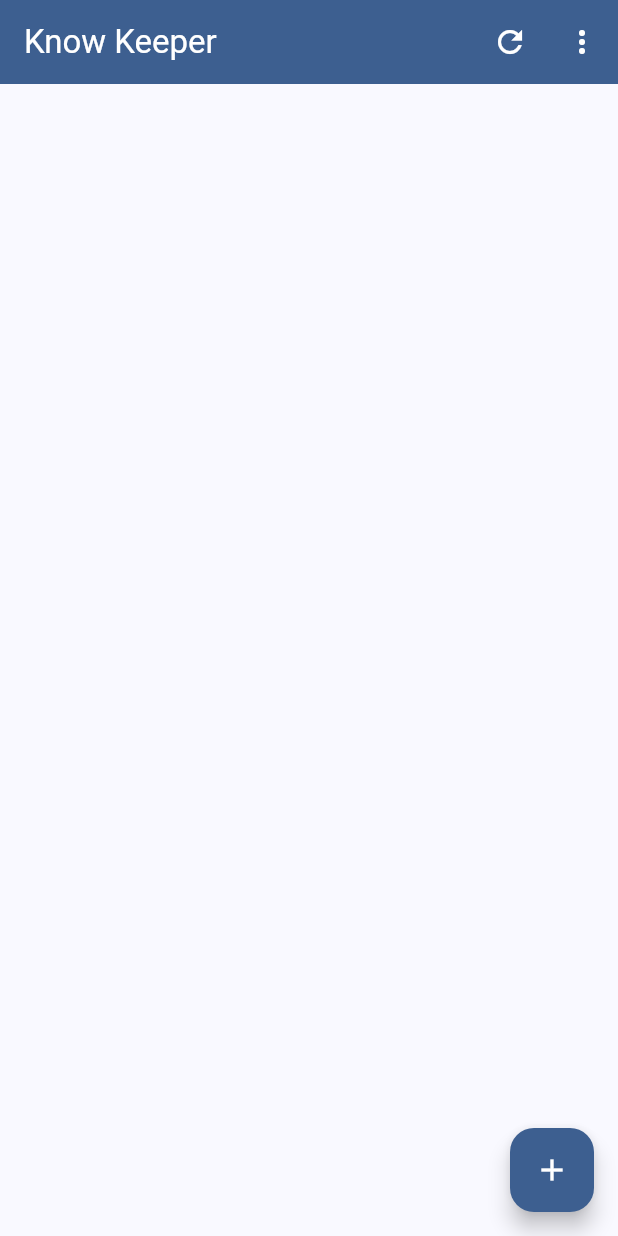
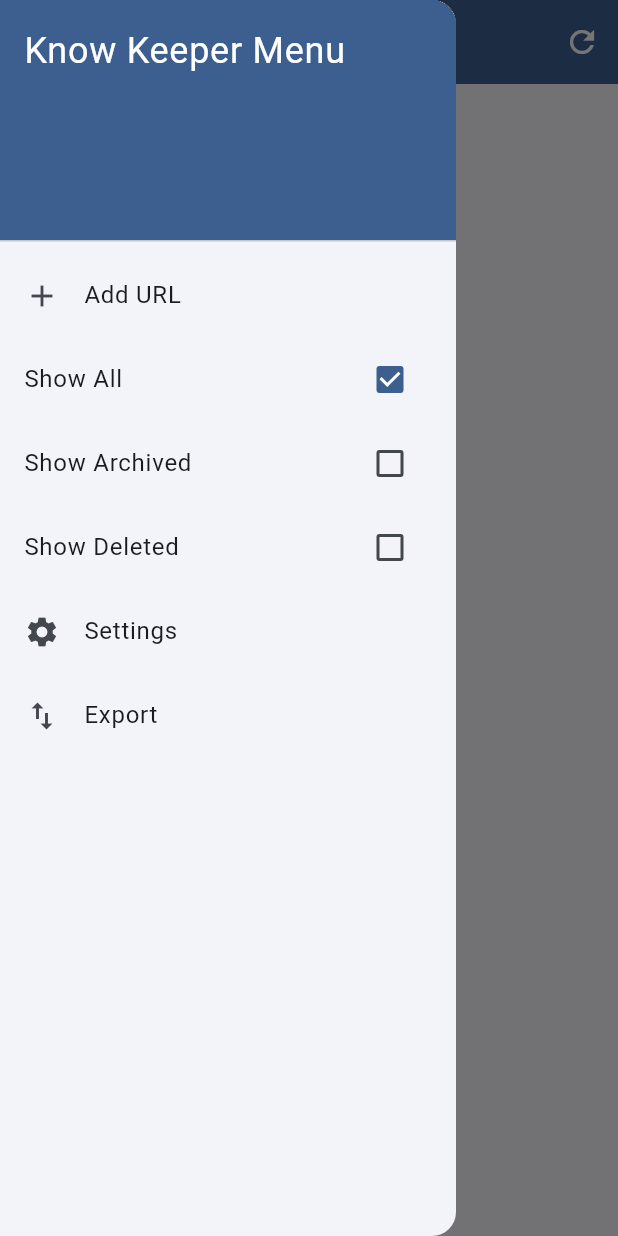
Before and after one commit to jersonal-com/KnowKeeper, a Flutter app: the screen it shows after launch, with the side drawer open (before the commit the screen has no drawer), on a phone screen of 412 x 824 dp. Run offline on Flutter 3.47's test engine with Material 3 defaults, Android fonts, the phone set to English and light mode, and no system bars; our stand-ins replace flutter_riverpod, flutter_slidable, sembast, shared_preferences; missing offline and left inert: enough_mail, rss_dart.

Commit message:
Main page gets filters and hamburger menu.

```diff
--- a/lib/screens/main_page.dart
+++ b/lib/screens/main_page.dart
@@ -7,7 +7,9 @@ import '../service/database_providers.dart';
 import '../service/url_providers.dart';
 import 'detail_page.dart';
 import 'config_page.dart';
-import 'export_page.dart';  // Add this import
+import 'export_page.dart'; // Add this import
+
+enum EntryFilter { all, archived, deleted }
 
 class MainPage extends ConsumerStatefulWidget {
   const MainPage({super.key});
@@ -17,6 +19,8 @@ class MainPage extends ConsumerStatefulWidget {
 }
 
 class MainPageState extends ConsumerState<MainPage> {
+  EntryFilter _currentFilter = EntryFilter.all;
+
   @override
   void initState() {
     super.initState();
@@ -38,7 +42,10 @@ class MainPageState extends ConsumerState<MainPage> {
   Widget build(BuildContext context) {
     final urlEntriesAsyncValue = ref.watch(urlEntriesProvider);
     final screenSize = MediaQuery.of(context).size;
-    final imageWidth = (screenSize.width < screenSize.height ? screenSize.width : screenSize.height) * 0.2;
+    final imageWidth = (screenSize.width < screenSize.height
+            ? screenSize.width
+            : screenSize.height) *
+        0.2;
 
     return Scaffold(
       appBar: AppBar(
@@ -49,30 +56,9 @@ class MainPageState extends ConsumerState<MainPage> {
             onPressed: _refreshData,
             tooltip: 'Refresh',
           ),
-          PopupMenuButton<String>(
-            onSelected: (value) {
-              if (value == 'config') {
-                Navigator.push(
-                  context,
-                  MaterialPageRoute(builder: (context) => const ConfigPage()),
-                );
-              } else if (value == 'export') {  // Add this condition
-                Navigator.push(
-                  context,
-                  MaterialPageRoute(builder: (context) => const ExportPage()),
-                );
-              }
-            },
-            itemBuilder: (BuildContext context) {
-              return {'Config', 'Export'}.map((String choice) {  // Add 'Export' to the list
-                return PopupMenuItem<String>(
-                  value: choice.toLowerCase(),
-                  child: Text(choice),
-                );
-              }).toList();
-            },
+        ],
       ),
-        ],      ),
+      drawer: _buildDrawer(context),
       body: RefreshIndicator(
         onRefresh: () async {
           await _refreshData();
@@ -82,15 +68,44 @@ class MainPageState extends ConsumerState<MainPage> {
           loading: () => const Center(child: CircularProgressIndicator()),
           error: (err, stack) => Center(child: Text('Error: $err')),
           data: (urlEntries) {
+            final filteredEntries = urlEntries.where((entry) {
+              switch (_currentFilter) {
+                case EntryFilter.all:
+                  return !entry.deleted;
+                case EntryFilter.archived:
+                  return entry.archived && !entry.deleted;
+                case EntryFilter.deleted:
+                  return entry.deleted;
+              }
+            }).toList();
+
             return ListView.builder(
-              itemCount: urlEntries.length,
+              itemCount: filteredEntries.length,
               itemBuilder: (context, index) {
-                final entry = urlEntries[index];
+                final entry = filteredEntries[index];
+                return _buildEntryTile(entry, context, imageWidth);
+              },
+            );
+          },
+        ),
+      ),
+/*
+      floatingActionButton: FloatingActionButton(
+        onPressed: _showAddUrlDialog,
+        tooltip: 'Add URL',
+        child: const Icon(Icons.add),
+      ),
+*/
+    );
+  }
+
+  Slidable _buildEntryTile(
+      UrlEntry entry, BuildContext context, double imageWidth) {
     return Slidable(
-                  key: ValueKey(entry.url),
       endActionPane: ActionPane(
         motion: const ScrollMotion(),
         children: [
+          if (!entry.deleted && !entry.archived)
             SlidableAction(
               onPressed: (context) => _archiveEntry(ref, entry),
               backgroundColor: Theme.of(context).colorScheme.secondary,
@@ -98,6 +113,15 @@ class MainPageState extends ConsumerState<MainPage> {
               icon: Icons.archive,
               label: 'Archive',
             ),
+          if (entry.archived)
+            SlidableAction(
+              onPressed: (context) => _unarchiveEntry(ref, entry),
+              backgroundColor: Theme.of(context).colorScheme.secondary,
+              foregroundColor: Theme.of(context).colorScheme.onSecondary,
+              icon: Icons.unarchive,
+              label: 'Unarchive',
+            ),
+          if (!entry.deleted)
             SlidableAction(
               onPressed: (context) => _deleteEntry(ref, entry),
               backgroundColor: Theme.of(context).colorScheme.error,
@@ -105,11 +129,19 @@ class MainPageState extends ConsumerState<MainPage> {
               icon: Icons.delete,
               label: 'Delete',
             ),
+          if (entry.deleted)
+            SlidableAction(
+              onPressed: (context) => _undeleteEntry(ref, entry),
+              backgroundColor: Theme.of(context).colorScheme.error,
+              foregroundColor: Theme.of(context).colorScheme.onError,
+              icon: Icons.restore_from_trash,
+              label: 'Undelete',
+            ),
         ],
       ),
       child: ListTile(
         leading: SizedBox(
-                      width: imageWidth/2,
+          width: imageWidth / 2,
           child: entry.imageUrl.isNotEmpty
               ? CircleAvatar(
                   backgroundColor: Theme.of(context).colorScheme.onSecondary,
@@ -123,7 +155,12 @@ class MainPageState extends ConsumerState<MainPage> {
                   child: Icon(Icons.article, size: imageWidth * 0.4),
                 ),
         ),
-                    title: Text(entry.title, style: const TextStyle(fontWeight: FontWeight.bold), maxLines: 2, overflow: TextOverflow.ellipsis,),
+        title: Text(
+          entry.title,
+          style: const TextStyle(fontWeight: FontWeight.bold),
+          maxLines: 2,
+          overflow: TextOverflow.ellipsis,
+        ),
         subtitle: Row(
           children: [
             Text(entry.domain()),
@@ -141,15 +178,81 @@ class MainPageState extends ConsumerState<MainPage> {
         },
       ),
     );
+  }
+
+  Widget _buildDrawer(BuildContext context) {
+    return Drawer(
+      child: ListView(
+        padding: EdgeInsets.zero,
+        children: [
+          DrawerHeader(
+            decoration: BoxDecoration(
+              color: Theme.of(context).colorScheme.primary,
+            ),
+            child: const Text('Know Keeper Menu',
+                style: TextStyle(color: Colors.white, fontSize: 24)),
+          ),
+          ListTile(
+            leading: const Icon(Icons.add),
+            title: const Text('Add URL'),
+            onTap: () {
+              Navigator.pop(context);
+              _showAddUrlDialog();
             },
+          ),
+          CheckboxListTile(
+            title: const Text('Show All'),
+            value: _currentFilter == EntryFilter.all,
+            onChanged: (bool? value) {
+              setState(() {
+                _currentFilter = EntryFilter.all;
+              });
+              Navigator.pop(context);
+            },
+          ),
+          CheckboxListTile(
+            title: const Text('Show Archived'),
+            value: _currentFilter == EntryFilter.archived,
+            onChanged: (bool? value) {
+              setState(() {
+                _currentFilter = EntryFilter.archived;
+              });
+              Navigator.pop(context);
+            },
+          ),
+          CheckboxListTile(
+            title: const Text('Show Deleted'),
+            value: _currentFilter == EntryFilter.deleted,
+            onChanged: (bool? value) {
+              setState(() {
+                _currentFilter = EntryFilter.deleted;
+              });
+              Navigator.pop(context);
+            },
+          ),
+          ListTile(
+            leading: const Icon(Icons.settings),
+            title: const Text('Settings'),
+            onTap: () {
+              Navigator.pop(context);
+              Navigator.push(
+                context,
+                MaterialPageRoute(builder: (context) => const ConfigPage()),
               );
             },
           ),
+          ListTile(
+            leading: const Icon(Icons.import_export),
+            title: const Text('Export'),
+            onTap: () {
+              Navigator.pop(context);
+              Navigator.push(
+                context,
+                MaterialPageRoute(builder: (context) => const ExportPage()),
+              );
+            },
           ),
-      floatingActionButton: FloatingActionButton(
-        onPressed: _showAddUrlDialog,
-        tooltip: 'Add URL',
-        child: const Icon(Icons.add),
+        ],
       ),
     );
   }
@@ -204,4 +307,15 @@ class MainPageState extends ConsumerState<MainPage> {
     ref.invalidate(urlEntriesProvider);
   }
 
+  void _unarchiveEntry(WidgetRef ref, UrlEntry entry) async {
+    final updatedEntry = entry.copyWith(archived: false);
+    await ref.read(databaseProvider).updateUrlEntry(updatedEntry);
+    _refreshData();
   }
+
+  void _undeleteEntry(WidgetRef ref, UrlEntry entry) async {
+    final updatedEntry = entry.copyWith(deleted: false);
+    await ref.read(databaseProvider).updateUrlEntry(updatedEntry);
+    _refreshData();
+  }
+}
--- a/lib/service/url_providers.dart
+++ b/lib/service/url_providers.dart
@@ -18,7 +18,7 @@ final processorsProvider = Provider<List<Processor>>((ref) {
 
 final urlEntriesProvider = FutureProvider<List<UrlEntry>>((ref) async {
   final databaseOps = ref.read(databaseProvider);
-  return await databaseOps.database.getNonArchivedUrlEntries();
+  return await databaseOps.database.getAllUrlEntries();
 });
 
 final urlEntryProvider = FutureProvider.family<UrlEntry?, String>((ref, url) async {
```
Also changed, not shown: lib/database/sembast_database.dart (+15 -0 lines). Lines whose indentation alone changed are shown as unchanged.
